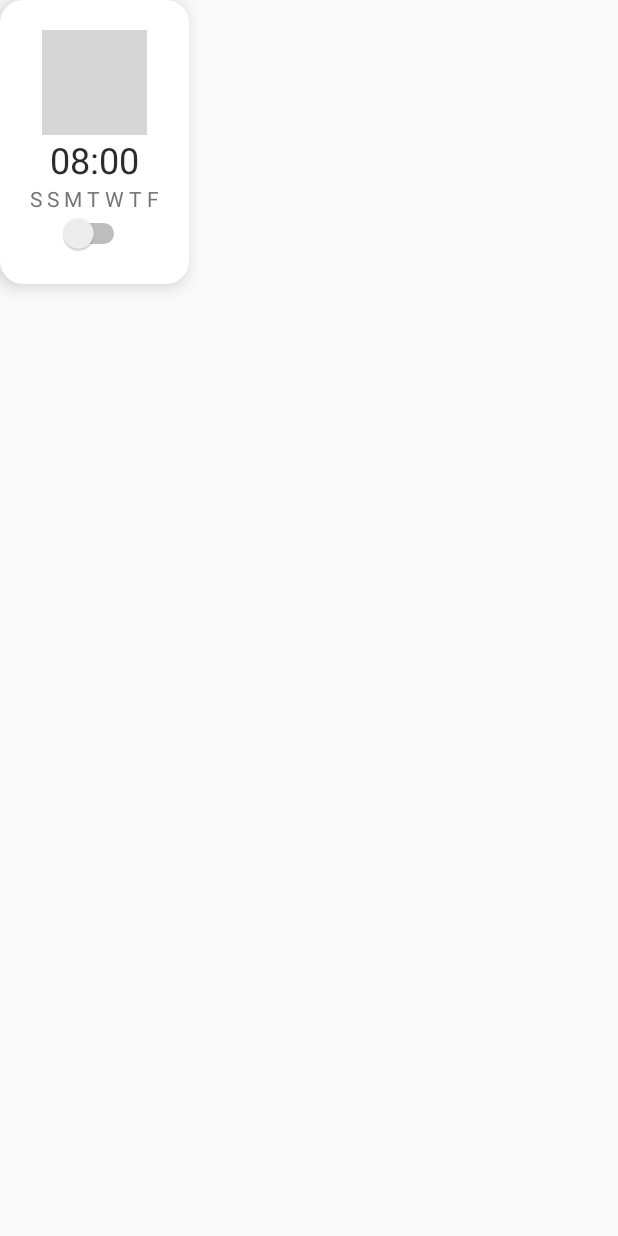
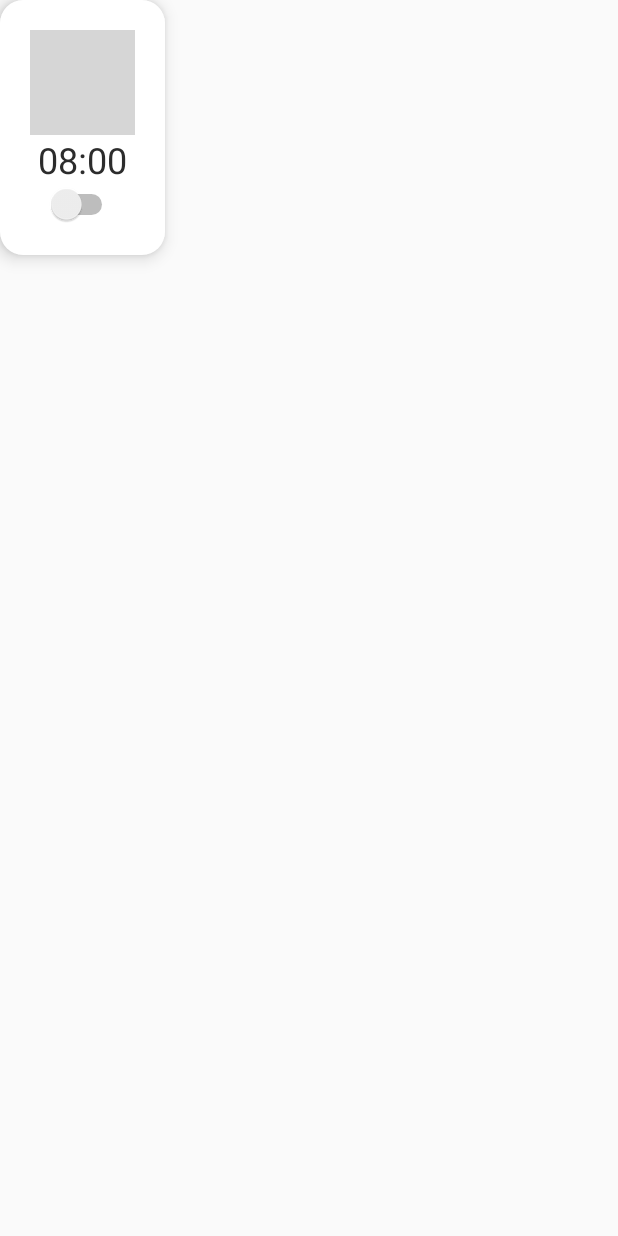
Before and after one commit to oussamabonnor1/JetAlarm_androidApp, an Android app: the layout alarm_view_item.xml on its own in the app's theme, with its tools: preview values and no code run, on a phone screen of 412 x 824 dp. Run offline under Robolectric (Android 15) with nearby library versions, the phone set to English and light mode, and no system bars; Roboto replaces fonts that are not available here; grey boxes are pictures that could not be loaded.

Commit message:
fixing alarm item height issue

```diff
--- a/app/src/main/java/com/jetlightstudio/jetalarm/Adapters/CustomAlarmAdapter.java
+++ b/app/src/main/java/com/jetlightstudio/jetalarm/Adapters/CustomAlarmAdapter.java
@@ -69,7 +69,7 @@ public class CustomAlarmAdapter extends RecyclerView.Adapter<CustomAlarmAdapter.
         Point size = new Point();
         display.getSize(size);
         int width = size.x - (size.x / 8);
-        view.setLayoutParams(new LinearLayout.LayoutParams(width / 3, width / 2));
+        view.setLayoutParams(new LinearLayout.LayoutParams(width / 3, (int) (width / 1.8)));
         itemPosition++;
         return new ViewHolder(view, itemPosition - 1);
     }
--- a/app/src/main/res/layout/alarm_view_item.xml
+++ b/app/src/main/res/layout/alarm_view_item.xml
@@ -8,8 +8,7 @@
     android:elevation="7dp"
     android:gravity="center"
     android:orientation="vertical"
-    android:padding="20dp"
-    android:weightSum="1">
+    android:padding="20dp">
 
     <ImageView
         android:layout_width="70dp"
@@ -20,26 +19,15 @@
     <TextView
         android:id="@+id/timeText"
         android:layout_width="wrap_content"
-        android:layout_height="0dp"
-        android:layout_weight=".4"
+        android:layout_height="wrap_content"
         android:text="08:00"
         android:textAlignment="center"
         android:textColor="@color/colorTextDark"
         android:textSize="24sp" />
 
-    <TextView
-        android:id="@+id/weekText"
-        android:layout_width="wrap_content"
-        android:layout_height="0dp"
-        android:layout_weight=".3"
-        android:text="S S M T W T F"
-        android:textAlignment="center"
-        android:textColor="@color/colorTextLight" />
-
     <Switch
         android:id="@+id/switchID"
         android:layout_width="wrap_content"
-        android:layout_height="0dp"
-        android:layout_weight=".3"
+        android:layout_height="wrap_content"
         tools:checked="false" />
 </LinearLayout>
```
